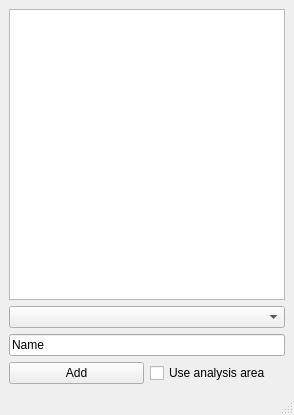
Above: ViAn/GUI/newanalysis.ui from NFCSKL/NFC-ViAn before the change. Below: the same form after it.
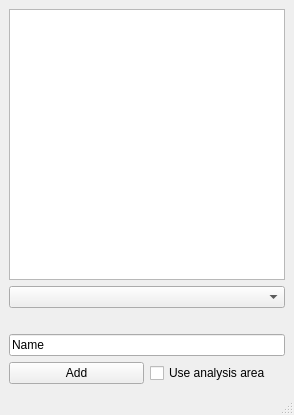
That is the form after the change.

Commit message: analysis window now track the video it is added to

The edit to the form file:
```diff
--- a/ViAn/GUI/newanalysis.ui
+++ b/ViAn/GUI/newanalysis.ui
@@ -25,6 +25,13 @@
         <item>
          <widget class="QComboBox" name="analysis_choise_list"/>
         </item>
+        <item>
+         <widget class="QLabel" name="current_video_lable">
+          <property name="text">
+           <string/>
+          </property>
+         </widget>
+        </item>
         <item>
          <widget class="QLineEdit" name="name_input">
           <property name="text">
```
The commit also changes 4 other files.
